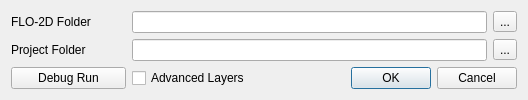
This is flo2d/ui/flopro.ui in FLO-2DSoftware/qgis-flo-2d-plugin as Qt 5 draws it before an edit. The edited form follows.
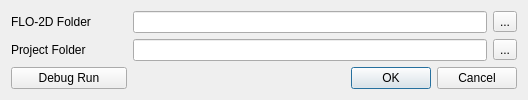
This is the edited form.

Commit message:
Advanced layers #2184 (#2190)
* Remove advanced layers checkbox

* Add advanced layers button

* Wire the advance layers button to be able to toggle (hide/show)

* Removed advance layers checkbox connection/wiring

* update advanced layers icon

* Replace advanced layers icon

* Revert unintentional changes

* Revert unintentional changes

The edit to the form file:
```diff
--- a/flo2d/ui/flopro.ui
+++ b/flo2d/ui/flopro.ui
@@ -37,16 +37,6 @@
      <property name="verticalSpacing">
       <number>6</number>
      </property>
-     <item row="2" column="1">
-      <widget class="QCheckBox" name="advanced_lyrs_chbox">
-       <property name="layoutDirection">
-        <enum>Qt::LeftToRight</enum>
-       </property>
-       <property name="text">
-        <string>Advanced Layers</string>
-       </property>
-      </widget>
-     </item>
      <item row="0" column="0">
       <widget class="QLabel" name="exec_folder_lbl">
        <property name="text">
```
The commit also changes 4 other files.
